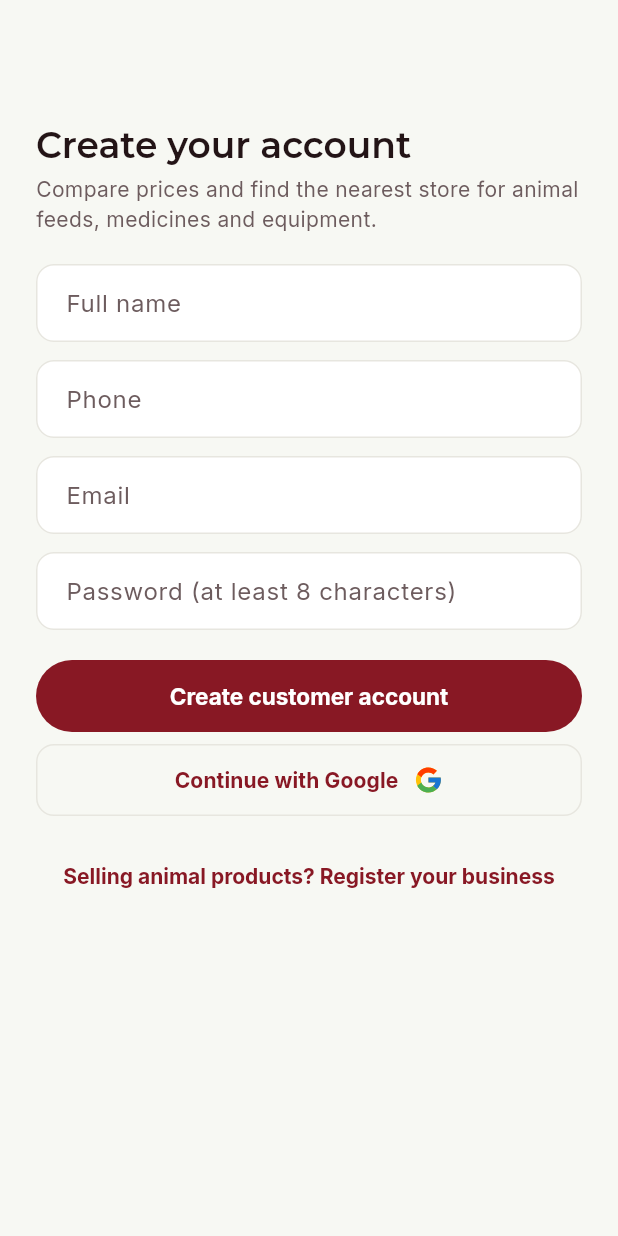
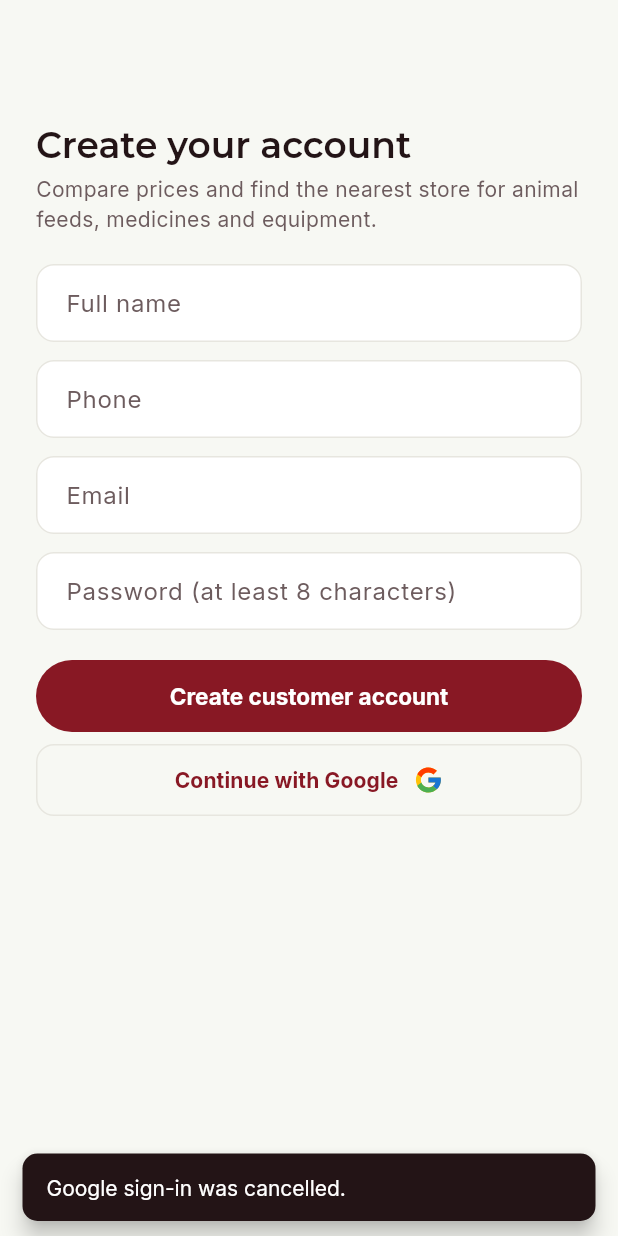
Before and after one commit to jozeemadili/odaamsterderm_app, a Flutter app: the CustomerSignupScreen screen opened by its route, after a tap on "Continue with Google", on a phone screen of 412 x 824 dp. Run offline on Flutter 3.47's test engine with Material 3 defaults, Android fonts, the phone set to English and light mode, and no system bars; our stand-ins replace cached_network_image, dio, fl_chart, flutter_map, flutter_riverpod, flutter_secure_storage and 10 more; missing offline and left inert: mobile_scanner; accounts and stored records are empty; network calls fail.

Commit message:
Google: sign in if registered, else finish the sign-up form; toasts
Continue with Google signs registered customers in with a welcome
message; an unregistered account opens the sign-up page with the name
and email filled in (email locked, no password), needing only the phone.
Every sign-in and sign-up shows a message on success, cancel or failure.
1.0.20+21.

Co-Authored-By: Claude Opus 5.5 <noreply@anthropic.com>

```diff
--- a/lib/app/router.dart
+++ b/lib/app/router.dart
@@ -58,6 +58,7 @@ import '../features/suppliers/presentation/supplier_detail_screen.dart';
 import '../features/suppliers/presentation/supplier_form_screen.dart';
 import '../features/suppliers/presentation/supplier_list_screen.dart';
 import '../features/profile/presentation/profile_screen.dart';
+import '../features/auth/data/auth_models.dart';
 import 'home_shell.dart';
 
 class SplashScreen extends StatelessWidget {
@@ -124,7 +125,11 @@ final routerProvider = Provider<GoRouter>((ref) {
       ),
       GoRoute(
         path: '/signup',
-        builder: (context, state) => const CustomerSignupScreen(),
+        builder: (context, state) => CustomerSignupScreen(
+          prefill: state.extra is GoogleSignupPrefill
+              ? state.extra! as GoogleSignupPrefill
+              : null,
+        ),
       ),
       GoRoute(
         path: '/home',
--- a/lib/features/auth/data/auth_models.dart
+++ b/lib/features/auth/data/auth_models.dart
@@ -217,3 +217,14 @@ class GoogleRegistrationRequired {
   final String? email;
   final String? name;
 }
+
+/// A Google account that has no Amsterdam Digital account yet: the sign-up
+/// form opens with these filled in, and sends [idToken] back so the server
+/// can verify the Google identity again.
+class GoogleSignupPrefill {
+  const GoogleSignupPrefill({required this.idToken, this.name, this.email});
+
+  final String idToken;
+  final String? name;
+  final String? email;
+}
--- /dev/null
+++ b/lib/features/auth/presentation/customer_google.dart
@@ -0,0 +1,91 @@
+import 'package:flutter/material.dart';
+import 'package:flutter_riverpod/flutter_riverpod.dart';
+import 'package:google_sign_in/google_sign_in.dart';
+
+import '../../../core/api/api_exception.dart';
+import '../../../core/config/google_auth_config.dart';
+import '../../../l10n/l10n_extension.dart';
+import '../data/auth_models.dart';
+import 'auth_controller.dart';
+
+/// A short message at the bottom of the screen, kept on screen across the
+/// navigation that follows signing in.
+void showAuthToast(BuildContext context, String message, {bool error = false}) {
+  ScaffoldMessenger.of(context)
+    ..hideCurrentSnackBar()
+    ..showSnackBar(
+      SnackBar(
+        content: Text(message),
+        backgroundColor: error ? const Color(0xFFB42318) : null,
+        duration: Duration(seconds: error ? 5 : 3),
+      ),
+    );
+}
+
+/// "Continue with Google" for customers. Registered → signed in with a
+/// welcome message. Not registered → [onNeedsSignup] gets the Google name
+/// and email so the sign-up form can be finished. Every outcome shows a
+/// message — success, cancel or failure — never silence.
+Future<void> continueWithGoogleAsCustomer(
+  BuildContext context,
+  WidgetRef ref, {
+  required void Function(GoogleSignupPrefill prefill) onNeedsSignup,
+}) async {
+  final l10n = context.l10n;
+  final messenger = ScaffoldMessenger.of(context);
+  void toast(String message, {bool error = false}) => messenger
+    ..hideCurrentSnackBar()
+    ..showSnackBar(
+      SnackBar(
+        content: Text(message),
+        backgroundColor: error ? const Color(0xFFB42318) : null,
+        duration: Duration(seconds: error ? 5 : 3),
+      ),
+    );
+
+  if (googleServerClientId.isEmpty) {
+    toast(l10n.loginGoogleNotConfigured, error: true);
+    return;
+  }
+
+  try {
+    final googleSignIn = GoogleSignIn(serverClientId: googleServerClientId);
+    // Always let the person pick the account, not the last one silently.
+    await googleSignIn.signOut();
+    final account = await googleSignIn.signIn();
+    if (account == null) {
+      toast(l10n.authGoogleCancelled);
+      return;
+    }
+
+    final idToken = (await account.authentication).idToken;
+    if (idToken == null) {
+      toast(l10n.loginGoogleNoIdToken, error: true);
+      return;
+    }
+
+    final pending = await ref
+        .read(authControllerProvider.notifier)
+        .loginWithGoogle(idToken, asCustomer: true, askSignup: true);
+
+    if (pending != null) {
+      final email = pending.email ?? account.email;
+      toast(l10n.authGoogleNoAccount(email));
+      onNeedsSignup(
+        GoogleSignupPrefill(
+          idToken: idToken,
+          name: pending.name ?? account.displayName,
+          email: email,
+        ),
+      );
+      return;
+    }
+
+    final name = ref.read(authControllerProvider).user?.name ?? '';
+    toast(l10n.authWelcomeBack(name));
+  } on ApiException catch (e) {
+    toast(e.fieldError('id_token') ?? e.message, error: true);
+  } catch (e) {
+    toast(l10n.signInFailed('$e'), error: true);
+  }
+}
--- a/lib/features/market/presentation/customer_signup_screen.dart
+++ b/lib/features/market/presentation/customer_signup_screen.dart
@@ -1,18 +1,22 @@
 import 'package:flutter/material.dart';
 import 'package:flutter_riverpod/flutter_riverpod.dart';
-import 'package:go_router/go_router.dart';
-import 'package:google_sign_in/google_sign_in.dart';
 
 import '../../../app/theme.dart';
 import '../../../core/api/api_exception.dart';
-import '../../../core/config/google_auth_config.dart';
 import '../../../core/widgets/google_auth_button.dart';
 import '../../../l10n/l10n_extension.dart';
+import '../../auth/data/auth_models.dart';
 import '../../auth/presentation/auth_controller.dart';
+import '../../auth/presentation/customer_google.dart';
 
-/// Marketplace customer sign-up (email/password or Google).
+/// Marketplace customer sign-up: email and password, or a Google account.
+/// Arriving from "Continue with Google" with an unregistered account
+/// ([prefill]) the name and email are filled in and only the phone is
+/// missing — no password needed.
 class CustomerSignupScreen extends ConsumerStatefulWidget {
-  const CustomerSignupScreen({super.key});
+  const CustomerSignupScreen({super.key, this.prefill});
+
+  final GoogleSignupPrefill? prefill;
 
   @override
   ConsumerState<CustomerSignupScreen> createState() =>
@@ -28,6 +32,15 @@ class _CustomerSignupScreenState extends ConsumerState<CustomerSignupScreen> {
   bool _submitting = false;
   String? _error;
 
+  /// Signing up with this Google account (email locked, no password).
+  GoogleSignupPrefill? _google;
+
+  @override
+  void initState() {
+    super.initState();
+    if (widget.prefill != null) _useGoogle(widget.prefill!);
+  }
+
   @override
   void dispose() {
     for (final c in [_name, _phone, _email, _password]) {
@@ -36,49 +49,78 @@ class _CustomerSignupScreenState extends ConsumerState<CustomerSignupScreen> {
     super.dispose();
   }
 
+  void _useGoogle(GoogleSignupPrefill prefill) {
+    _google = prefill;
+    if (_name.text.trim().isEmpty) _name.text = prefill.name ?? '';
+    _email.text = prefill.email ?? '';
+  }
+
+  void _useEmailInstead() => setState(() {
+    _google = null;
+    _email.clear();
+    _error = null;
+  });
+
   Future<void> _submit() async {
     if (!_formKey.currentState!.validate()) return;
     setState(() {
       _submitting = true;
       _error = null;
     });
+    final auth = ref.read(authControllerProvider.notifier);
     try {
-      await ref
-          .read(authControllerProvider.notifier)
-          .registerCustomer(
+      final google = _google;
+      if (google != null) {
+        await auth.registerCustomerWithGoogle(
+          idToken: google.idToken,
+          name: _name.text.trim(),
+          phone: _phone.text.trim(),
+        );
+      } else {
+        await auth.registerCustomer(
           name: _name.text.trim(),
           phone: _phone.text.trim(),
           email: _email.text.trim(),
           password: _password.text,
         );
+      }
+      if (mounted) {
+        showAuthToast(context, context.l10n.authWelcomeNew(_name.text.trim()));
+      }
     } on ApiException catch (e) {
-      setState(() => _error = e.fieldError('email') ?? e.message);
+      final message =
+          e.fieldError('email') ??
+          e.fieldError('phone') ??
+          e.fieldError('id_token') ??
+          e.message;
+      setState(() => _error = message);
+      if (mounted) showAuthToast(context, message, error: true);
     } catch (e) {
       // Not a server error (storage, network, parsing): still tell the person.
-      if (mounted) setState(() => _error = context.l10n.signInFailed('$e'));
+      if (mounted) {
+        final message = context.l10n.signInFailed('$e');
+        setState(() => _error = message);
+        showAuthToast(context, message, error: true);
+      }
     } finally {
       if (mounted) setState(() => _submitting = false);
     }
   }
 
-  Future<void> _google() async {
-    setState(() => _error = null);
-    try {
-      final account = await GoogleSignIn(
-        serverClientId: googleServerClientId,
-      ).signIn();
-      if (account == null) return;
-      final idToken = (await account.authentication).idToken;
-      if (idToken == null) return;
-      await ref
-          .read(authControllerProvider.notifier)
-          .loginWithGoogle(idToken, asCustomer: true);
-    } on ApiException catch (e) {
-      setState(() => _error = e.message);
-    } catch (e) {
-      // Not a server error (storage, network, parsing): still tell the person.
-      if (mounted) setState(() => _error = context.l10n.signInFailed('$e'));
-    }
+  Future<void> _continueWithGoogle() async {
+    setState(() {
+      _submitting = true;
+      _error = null;
+    });
+    // Registered → signed in; not registered → this form, prefilled.
+    await continueWithGoogleAsCustomer(
+      context,
+      ref,
+      onNeedsSignup: (prefill) {
+        if (mounted) setState(() => _useGoogle(prefill));
+      },
+    );
+    if (mounted) setState(() => _submitting = false);
   }
 
   String? _required(String? v) => (v == null || v.trim().isEmpty) ? '' : null;
@@ -86,6 +128,7 @@ class _CustomerSignupScreenState extends ConsumerState<CustomerSignupScreen> {
   @override
   Widget build(BuildContext context) {
     final l10n = context.l10n;
+    final google = _google;
 
     return Scaffold(
       appBar: AppBar(),
@@ -105,6 +148,31 @@ class _CustomerSignupScreenState extends ConsumerState<CustomerSignupScreen> {
                 style: TextStyle(color: DukaColors.muted),
               ),
               const SizedBox(height: 20),
+              if (google != null) ...[
+                Container(
+                  padding: const EdgeInsets.all(12),
+                  decoration: BoxDecoration(
+                    color: DukaColors.leafTint,
+                    borderRadius: BorderRadius.circular(14),
+                  ),
+                  child: Row(
+                    children: [
+                      Icon(
+                        Icons.verified_user_outlined,
+                        color: DukaColors.leafDeep,
+                      ),
+                      const SizedBox(width: 10),
+                      Expanded(
+                        child: Text(
+                          l10n.authSignupWithGoogle(google.email ?? ''),
+                          style: const TextStyle(fontWeight: FontWeight.w600),
+                        ),
+                      ),
+                    ],
+                  ),
+                ),
+                const SizedBox(height: 16),
+              ],
               if (_error != null) ...[
                 Text(_error!, style: const TextStyle(color: Colors.red)),
                 const SizedBox(height: 12),
@@ -118,6 +186,7 @@ class _CustomerSignupScreenState extends ConsumerState<CustomerSignupScreen> {
               TextFormField(
                 controller: _phone,
                 validator: _required,
+                autofocus: google != null,
                 keyboardType: TextInputType.phone,
                 decoration: InputDecoration(labelText: l10n.customerPhoneLabel),
               ),
@@ -125,9 +194,16 @@ class _CustomerSignupScreenState extends ConsumerState<CustomerSignupScreen> {
               TextFormField(
                 controller: _email,
                 validator: _required,
+                readOnly: google != null,
                 keyboardType: TextInputType.emailAddress,
-                decoration: InputDecoration(labelText: l10n.customerEmailLabel),
+                decoration: InputDecoration(
+                  labelText: l10n.customerEmailLabel,
+                  suffixIcon: google != null
+                      ? const Icon(Icons.lock_outline, size: 18)
+                      : null,
                 ),
+              ),
+              if (google == null) ...[
                 const SizedBox(height: 12),
                 TextFormField(
                   controller: _password,
@@ -137,20 +213,24 @@ class _CustomerSignupScreenState extends ConsumerState<CustomerSignupScreen> {
                     labelText: l10n.customerPasswordLabel,
                   ),
                 ),
+              ],
               const SizedBox(height: 20),
               FilledButton(
                 onPressed: _submitting ? null : _submit,
-                child: Text(l10n.customerCreateAccount),
+                child: _submitting
+                    ? Text(l10n.authSigningUp)
+                    : Text(l10n.customerCreateAccount),
               ),
               const SizedBox(height: 8),
+              if (google == null)
                 GoogleAuthButton(
-                onPressed: _submitting ? null : _google,
+                  onPressed: _submitting ? null : _continueWithGoogle,
                   label: l10n.loginContinueWithGoogle,
-              ),
-              const SizedBox(height: 16),
+                )
+              else
                 TextButton(
-                onPressed: () => context.push('/register'),
-                child: Text(l10n.customerSellInstead),
+                  onPressed: _submitting ? null : _useEmailInstead,
+                  child: Text(l10n.authUseEmailInstead),
                 ),
             ],
           ),
--- a/lib/l10n/app_sw.arb
+++ b/lib/l10n/app_sw.arb
@@ -413,5 +413,12 @@
   "profileDeletePassword": "Nenosiri lako",
   "profileDeleteTypeHint": "Andika FUTA kuthibitisha",
   "profileDeleteButton": "Futa akaunti yangu",
-  "profileDeleteDone": "Akaunti yako imefutwa."
+  "profileDeleteDone": "Akaunti yako imefutwa.",
+  "authWelcomeBack": "Karibu tena, {name}!",
+  "authWelcomeNew": "Karibu Amsterdam Digital, {name}! Akaunti yako iko tayari.",
+  "authGoogleCancelled": "Kuingia kwa Google kumeghairiwa.",
+  "authGoogleNoAccount": "Bado hakuna akaunti ya {email}. Weka namba ya simu kumaliza kujisajili.",
+  "authSignupWithGoogle": "Unajisajili kwa Google kama {email}",
+  "authUseEmailInstead": "Tumia barua pepe na nenosiri badala yake",
+  "authSigningUp": "Tunaunda akaunti yako…"
 }
--- a/pubspec.yaml
+++ b/pubspec.yaml
@@ -16,7 +16,7 @@ publish_to: 'none' # Remove this line if you wish to publish to pub.dev
 # https://developer.apple.com/library/archive/documentation/General/Reference/InfoPlistKeyReference/Articles/CoreFoundationKeys.html
 # In Windows, build-name is used as the major, minor, and patch parts
 # of the product and file versions while build-number is used as the build suffix.
-version: 1.0.19+20
+version: 1.0.20+21
 
 environment:
   sdk: ^3.11.0
```
Also changed, not shown: lib/features/auth/data/auth_repository.dart (+22 -1 lines), lib/features/auth/presentation/auth_controller.dart (+22 -0 lines), lib/features/auth/presentation/login_screen.dart (+20 -43 lines), lib/l10n/app_en.arb (+36 -1 lines), lib/l10n/generated/app_localizations.dart, lib/l10n/generated/app_localizations_en.dart, lib/l10n/generated/app_localizations_sw.dart. Lines whose indentation alone changed are shown as unchanged.
